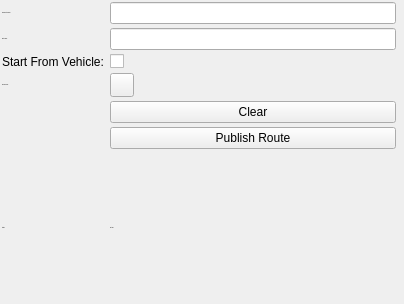
Before: the Qt Designer form fkie_iop_mapviz_plugins/ui/plan_local_route_config.ui in fkie/iop_gui, drawn with Qt 5.
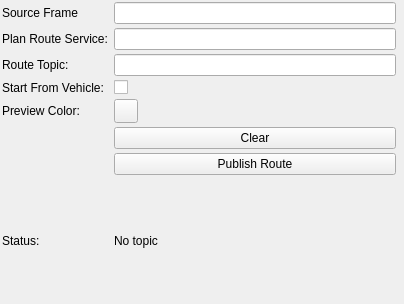
After: the same form once the commit is applied. Custom widgets are drawn as their Qt base class.

Commit message: added source frame field to local plan route

Patch:
```diff
--- a/fkie_iop_mapviz_plugins/ui/plan_local_route_config.ui
+++ b/fkie_iop_mapviz_plugins/ui/plan_local_route_config.ui
@@ -32,15 +32,10 @@
    <property name="verticalSpacing">
     <number>4</number>
    </property>
-   <item row="3" column="2">
-    <widget class="QLineEdit" name="topic"/>
-   </item>
-   <item row="11" column="2" colspan="2">
+   <item row="13" column="2" colspan="2">
     <widget class="QLabel" name="status">
      <property name="font">
-      <font>
-       <pointsize>-1</pointsize>
-      </font>
+      <font/>
      </property>
      <property name="styleSheet">
       <string notr="true"/>
@@ -53,31 +48,7 @@
      </property>
     </widget>
    </item>
-   <item row="6" column="0">
-    <widget class="QLabel" name="label_3">
-     <property name="font">
-      <font>
-       <pointsize>-1</pointsize>
-      </font>
-     </property>
-     <property name="text">
-      <string>Preview Color:</string>
-     </property>
-    </widget>
-   </item>
-   <item row="2" column="0">
-    <widget class="QLabel" name="label">
-     <property name="font">
-      <font>
-       <pointsize>-1</pointsize>
-      </font>
-     </property>
-     <property name="text">
-      <string>Plan Route Service:</string>
-     </property>
-    </widget>
-   </item>
-   <item row="6" column="2">
+   <item row="8" column="2">
     <widget class="mapviz::ColorButton" name="color">
      <property name="maximumSize">
       <size>
@@ -96,67 +67,101 @@
      </property>
     </widget>
    </item>
-   <item row="2" column="2">
-    <widget class="QLineEdit" name="service">
-     <property name="font">
-      <font>
-       <pointsize>-1</pointsize>
-      </font>
-     </property>
-    </widget>
-   </item>
-   <item row="10" column="2">
-    <widget class="QPushButton" name="publish">
-     <property name="text">
-      <string>Publish Route</string>
-     </property>
-    </widget>
-   </item>
-   <item row="11" column="0">
-    <widget class="QLabel" name="label_2">
-     <property name="font">
-      <font>
-       <pointsize>-1</pointsize>
-      </font>
-     </property>
-     <property name="text">
-      <string>Status:</string>
-     </property>
-    </widget>
-   </item>
    <item row="3" column="0">
-    <widget class="QLabel" name="label_4">
+    <widget class="QLabel" name="label">
      <property name="font">
-      <font>
-       <pointsize>-1</pointsize>
-      </font>
+      <font/>
      </property>
      <property name="text">
-      <string>Route Topic:</string>
+      <string>Plan Route Service:</string>
      </property>
     </widget>
    </item>
-   <item row="5" column="2">
+   <item row="7" column="2">
     <widget class="QCheckBox" name="start_from_vehicle">
      <property name="text">
       <string/>
      </property>
     </widget>
    </item>
+   <item row="8" column="0">
+    <widget class="QLabel" name="label_3">
+     <property name="font">
+      <font/>
+     </property>
+     <property name="text">
+      <string>Preview Color:</string>
+     </property>
+    </widget>
+   </item>
    <item row="5" column="0">
-    <widget class="QLabel" name="label_5">
+    <widget class="QLabel" name="label_4">
+     <property name="font">
+      <font/>
+     </property>
      <property name="text">
-      <string>Start From Vehicle:</string>
+      <string>Route Topic:</string>
      </property>
     </widget>
    </item>
-   <item row="7" column="2">
+   <item row="12" column="2">
+    <widget class="QPushButton" name="publish">
+     <property name="text">
+      <string>Publish Route</string>
+     </property>
+    </widget>
+   </item>
+   <item row="9" column="2">
     <widget class="QPushButton" name="clear">
      <property name="text">
       <string>Clear</string>
      </property>
     </widget>
    </item>
+   <item row="7" column="0">
+    <widget class="QLabel" name="label_5">
+     <property name="text">
+      <string>Start From Vehicle:</string>
+     </property>
+    </widget>
+   </item>
+   <item row="5" column="2">
+    <widget class="QLineEdit" name="topic"/>
+   </item>
+   <item row="3" column="2">
+    <widget class="QLineEdit" name="service">
+     <property name="font">
+      <font/>
+     </property>
+    </widget>
+   </item>
+   <item row="13" column="0">
+    <widget class="QLabel" name="label_2">
+     <property name="font">
+      <font/>
+     </property>
+     <property name="text">
+      <string>Status:</string>
+     </property>
+    </widget>
+   </item>
+   <item row="2" column="0">
+    <widget class="QLabel" name="label_6">
+     <property name="font">
+      <font/>
+     </property>
+     <property name="text">
+      <string>Source Frame</string>
+     </property>
+    </widget>
+   </item>
+   <item row="2" column="2">
+    <widget class="QLineEdit" name="source_frame">
+     <property name="font">
+      <font/>
+     </property>
+    </widget>
+   </item>
   </layout>
  </widget>
  <customwidgets>
```
The commit also changes 2 other files.
